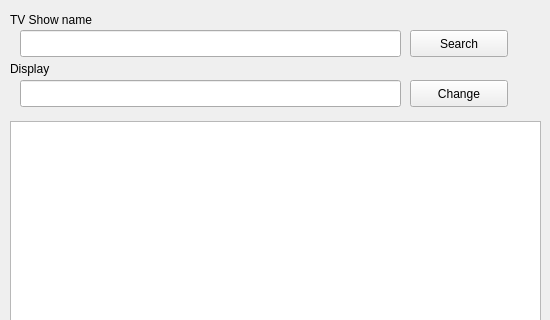
The window that mainwindow.ui (TimJones/RenameTV) describes before a commit, drawn with Qt 5; both pictures show x 0 to 550 and y 0 to 320 of the 550 by 600 pixel window.
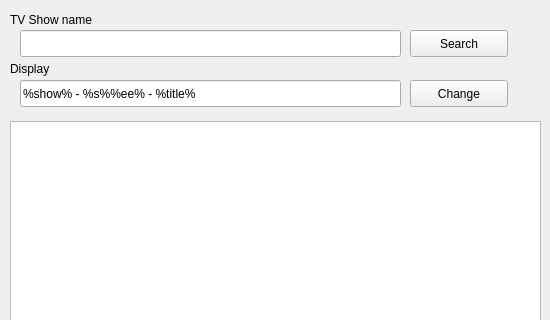
The same window after the commit.

Commit message: Updated the main app to use the new ShowHolder

```diff
--- a/mainwindow.ui
+++ b/mainwindow.ui
@@ -69,6 +69,9 @@
       <height>27</height>
      </rect>
     </property>
+    <property name="text">
+     <string>%show% - %s%%ee% - %title%</string>
+    </property>
    </widget>
    <widget class="QLabel" name="label_2">
     <property name="geometry">
```
The commit also changes 2 other files.
